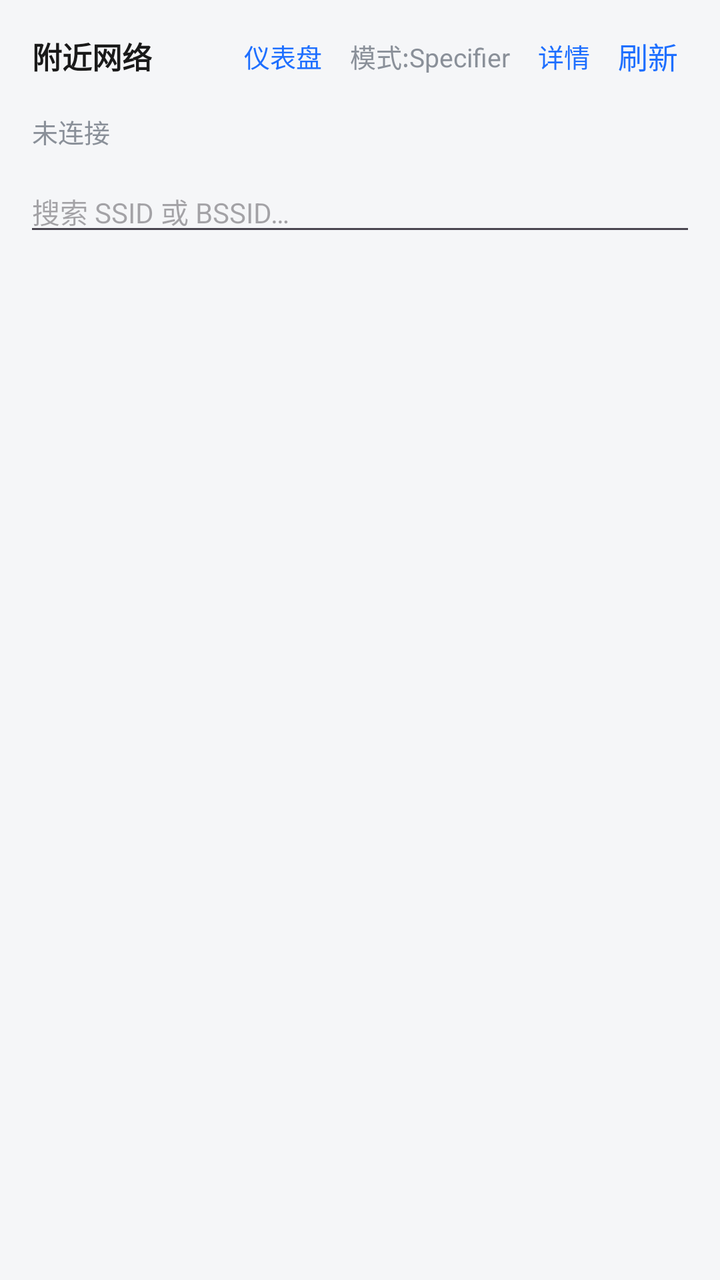
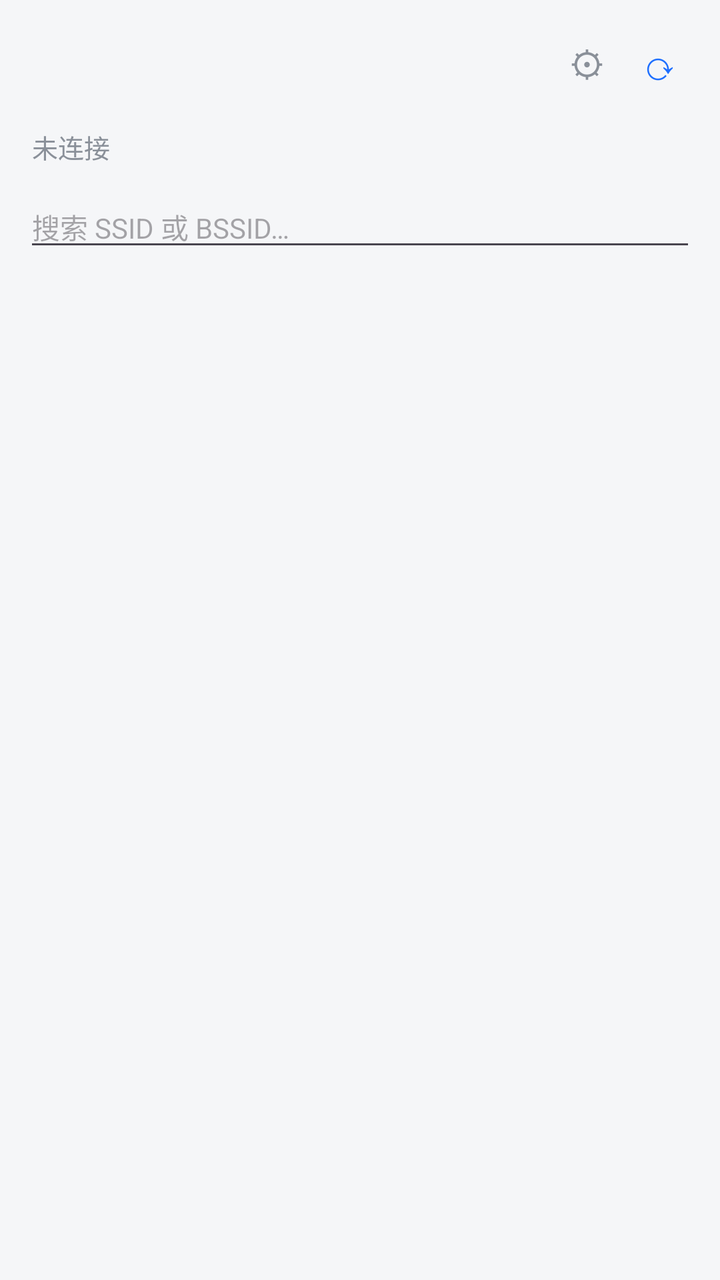

The first picture is an Android layout as it rendered before a commit; the second is the same layout after the commit. The layout source and the unified diff follow.
<!-- AndroidManifest.xml: application theme Theme.BssidConnect -->
<!-- res/layout/activity_main.xml -->
<?xml version="1.0" encoding="utf-8"?>
<LinearLayout xmlns:android="http://schemas.android.com/apk/res/android"
    android:layout_width="match_parent"
    android:layout_height="match_parent"
    android:orientation="vertical"
    android:fitsSystemWindows="true"
    android:background="@color/bg_gray">

    <LinearLayout
        android:layout_width="match_parent"
        android:layout_height="wrap_content"
        android:orientation="horizontal"
        android:gravity="center_vertical"
        android:paddingHorizontal="16dp"
        android:paddingVertical="12dp">

        <TextView
            android:id="@+id/tvTitle"
            android:layout_width="0dp"
            android:layout_height="wrap_content"
            android:layout_weight="1"
            android:text="附近网络"
            android:textColor="@color/text_primary"
            android:textSize="15sp"
            android:textStyle="bold"
            android:maxLines="1"
            android:ellipsize="end" />

        <ProgressBar
            android:id="@+id/progressScan"
            android:layout_width="24dp"
            android:layout_height="24dp"
            android:visibility="gone" />

        <TextView
            android:id="@+id/btnDash"
            android:layout_width="wrap_content"
            android:layout_height="wrap_content"
            android:padding="5dp"
            android:layout_marginEnd="4dp"
            android:text="仪表盘"
            android:textColor="@color/primary"
            android:textSize="13sp" />

        <TextView
            android:id="@+id/btnMode"
            android:layout_width="wrap_content"
            android:layout_height="wrap_content"
            android:padding="5dp"
            android:layout_marginEnd="4dp"
            android:text="模式:Specifier"
            android:textColor="@color/text_secondary"
            android:textSize="13sp" />

        <TextView
            android:id="@+id/btnUnlock"
            android:layout_width="wrap_content"
            android:layout_height="wrap_content"
            android:padding="5dp"
            android:layout_marginEnd="4dp"
            android:text="解锁"
            android:textColor="@color/unlock_red"
            android:textSize="13sp"
            android:visibility="gone" />

        <TextView
            android:id="@+id/btnInfo"
            android:layout_width="wrap_content"
            android:layout_height="wrap_content"
            android:padding="5dp"
            android:layout_marginEnd="4dp"
            android:text="详情"
            android:textColor="@color/primary"
            android:textSize="13sp" />

        <TextView
            android:id="@+id/btnScan"
            android:layout_width="wrap_content"
            android:layout_height="wrap_content"
            android:padding="5dp"
            android:text="刷新"
            android:textColor="@color/primary"
            android:textSize="15sp" />
    </LinearLayout>

    <TextView
        android:id="@+id/tvStatus"
        android:layout_width="match_parent"
        android:layout_height="wrap_content"
        android:paddingHorizontal="16dp"
        android:paddingBottom="4dp"
        android:textColor="@color/text_secondary"
        android:textSize="13sp"
        android:text="未连接" />

    <EditText
        android:id="@+id/etSearch"
        android:layout_width="match_parent"
        android:layout_height="wrap_content"
        android:layout_marginHorizontal="12dp"
        android:layout_marginTop="6dp"
        android:hint="搜索 SSID 或 BSSID…"
        android:imeOptions="actionDone"
        android:inputType="text"
        android:maxLines="1"
        android:textSize="14sp" />

    <TextView
        android:id="@+id/tvPerm"
        android:layout_width="match_parent"
        android:layout_height="wrap_content"
        android:padding="16dp"
        android:gravity="center"
        android:text="需要「附近设备/位置」权限才能扫描 Wi-Fi\n点击此处授权"
        android:textColor="@color/text_secondary"
        android:textSize="14sp"
        android:visibility="gone" />

    
    <LinearLayout
        android:id="@+id/dashPanel"
        android:layout_width="match_parent"
        android:layout_height="wrap_content"
        android:orientation="vertical"
        android:layout_marginHorizontal="12dp"
        android:layout_marginTop="6dp"
        android:padding="16dp"
        android:background="@color/dash_panel_bg"
        android:visibility="gone">

        <LinearLayout
            android:layout_width="match_parent"
            android:layout_height="wrap_content"
            android:orientation="horizontal">

            <LinearLayout
                android:layout_width="0dp"
                android:layout_height="wrap_content"
                android:layout_weight="1"
                android:orientation="vertical"
                android:gravity="center">

                <TextView
                    android:id="@+id/dashRssi"
                    android:layout_width="wrap_content"
                    android:layout_height="wrap_content"
                    android:text="--"
                    android:textColor="@color/dash_rssi_ok"
                    android:textSize="30sp"
                    android:textStyle="bold" />

                <TextView
                    android:layout_width="wrap_content"
                    android:layout_height="wrap_content"
                    android:text="信号 dBm"
                    android:textColor="@color/text_secondary"
                    android:textSize="11sp" />
            </LinearLayout>

            <LinearLayout
                android:layout_width="0dp"
                android:layout_height="wrap_content"
                android:layout_weight="1"
                android:orientation="vertical"
                android:gravity="center">

                <TextView
                    android:id="@+id/dashRtt"
                    android:layout_width="wrap_content"
                    android:layout_height="wrap_content"
                    android:text="--"
                    android:textColor="@color/dash_rtt_ok"
                    android:textSize="30sp"
                    android:textStyle="bold" />

                <TextView
                    android:layout_width="wrap_content"
                    android:layout_height="wrap_content"
                    android:text="延迟 ms"
                    android:textColor="@color/text_secondary"
                    android:textSize="11sp" />
            </LinearLayout>

            <LinearLayout
                android:layout_width="0dp"
                android:layout_height="wrap_content"
                android:layout_weight="1"
                android:orientation="vertical"
                android:gravity="center">

                <TextView
                    android:id="@+id/dashSpeed"
                    android:layout_width="wrap_content"
                    android:layout_height="wrap_content"
                    android:text="--"
                    android:textColor="@color/dash_speed"
                    android:textSize="30sp"
                    android:textStyle="bold" />

                <TextView
                    android:layout_width="wrap_content"
                    android:layout_height="wrap_content"
                    android:text="速率 Mbps"
                    android:textColor="@color/text_secondary"
                    android:textSize="11sp" />
            </LinearLayout>
        </LinearLayout>

        <LinearLayout
            android:layout_width="match_parent"
            android:layout_height="wrap_content"
            android:orientation="horizontal"
            android:layout_marginTop="8dp"
            android:gravity="center_vertical">

            <TextView
                android:id="@+id/dashLink"
                android:layout_width="0dp"
                android:layout_height="wrap_content"
                android:layout_weight="1"
                android:textColor="@color/text_secondary"
                android:textSize="12sp"
                android:text="链路：--" />

            <TextView
                android:id="@+id/btnDashHide"
                android:layout_width="wrap_content"
                android:layout_height="wrap_content"
                android:padding="6dp"
                android:text="收起"
                android:textColor="@color/primary"
                android:textSize="12sp" />
        </LinearLayout>

        <com.dev.bssidconnect.TrendViewProxy
            android:id="@+id/dashTrend"
            android:layout_width="match_parent"
            android:layout_height="220dp"
            android:layout_marginTop="8dp" />
    </LinearLayout>

    <androidx.recyclerview.widget.RecyclerView
        android:id="@+id/recycler"
        android:layout_width="match_parent"
        android:layout_height="match_parent"
        android:clipToPadding="false"
        android:paddingBottom="16dp" />
</LinearLayout>
<!-- resources referenced by this layout -->
<resources>
  <color name="bg_gray">#F5F6F8</color>
  <color name="dash_panel_bg">#F5F6F8</color>
  <color name="dash_rssi_ok">#2E7D32</color>
  <color name="dash_rtt_ok">#1565C0</color>
  <color name="dash_speed">#E65100</color>
  <color name="primary">#1E6FFF</color>
  <color name="text_primary">#1A1A1A</color>
  <color name="text_secondary">#8A9099</color>
  <color name="unlock_red">#D32F2F</color>
  <style name="Theme.BssidConnect" parent="Theme.Material3.DayNight.NoActionBar">
          <item name="colorPrimary">@color/primary</item>
          <item name="colorOnPrimary">@color/white</item>
          <item name="android:statusBarColor">@color/primary</item>
      </style>
  <color name="white">#FFFFFF</color>
</resources>

<!-- the commit's change to res/layout/activity_main.xml (unified diff, before → after) -->
@@ -11,76 +11,55 @@
         android:layout_height="wrap_content"
         android:orientation="horizontal"
         android:gravity="center_vertical"
-        android:paddingHorizontal="16dp"
-        android:paddingVertical="12dp">
-
-        <TextView
-            android:id="@+id/tvTitle"
-            android:layout_width="0dp"
-            android:layout_height="wrap_content"
-            android:layout_weight="1"
-            android:text="附近网络"
-            android:textColor="@color/text_primary"
-            android:textSize="15sp"
-            android:textStyle="bold"
-            android:maxLines="1"
-            android:ellipsize="end" />
+        android:paddingHorizontal="12dp"
+        android:paddingVertical="10dp">
 
         <ProgressBar
             android:id="@+id/progressScan"
-            android:layout_width="24dp"
-            android:layout_height="24dp"
+            android:layout_width="22dp"
+            android:layout_height="22dp"
+            android:layout_marginEnd="8dp"
             android:visibility="gone" />
 
-        <TextView
-            android:id="@+id/btnDash"
-            android:layout_width="wrap_content"
-            android:layout_height="wrap_content"
-            android:padding="5dp"
-            android:layout_marginEnd="4dp"
-            android:text="仪表盘"
-            android:textColor="@color/primary"
-            android:textSize="13sp" />
-
-        <TextView
-            android:id="@+id/btnMode"
-            android:layout_width="wrap_content"
-            android:layout_height="wrap_content"
-            android:padding="5dp"
-            android:layout_marginEnd="4dp"
-            android:text="模式:Specifier"
-            android:textColor="@color/text_secondary"
-            android:textSize="13sp" />
+        
 
         <TextView
             android:id="@+id/btnUnlock"
-            android:layout_width="wrap_content"
-            android:layout_height="wrap_content"
+            android:layout_width="0dp"
+            android:layout_height="wrap_content"
+            android:layout_weight="1"
             android:padding="5dp"
-            android:layout_marginEnd="4dp"
-            android:text="解锁"
+            android:text="● 已锁定目标"
             android:textColor="@color/unlock_red"
             android:textSize="13sp"
+            android:maxLines="1"
+            android:ellipsize="end"
             android:visibility="gone" />
 
+        <View
+            android:id="@+id/topSpacer"
+            android:layout_width="0dp"
+            android:layout_height="1dp"
+            android:layout_weight="1" />
+
         <TextView
-            android:id="@+id/btnInfo"
+            android:id="@+id/btnMore"
             android:layout_width="wrap_content"
             android:layout_height="wrap_content"
-            android:padding="5dp"
-            android:layout_marginEnd="4dp"
-            android:text="详情"
-            android:textColor="@color/primary"
-            android:textSize="13sp" />
+            android:padding="8dp"
+            android:text="⚙"
+            android:textColor="@color/text_secondary"
+            android:textSize="18sp" />
 
         <TextView
             android:id="@+id/btnScan"
             android:layout_width="wrap_content"
             android:layout_height="wrap_content"
-            android:padding="5dp"
-            android:text="刷新"
+            android:padding="8dp"
+            android:layout_marginStart="2dp"
+            android:text="⟳"
             android:textColor="@color/primary"
-            android:textSize="15sp" />
+            android:textSize="20sp" />
     </LinearLayout>
 
     <TextView
<!-- resource entries referenced after the edit -->
@@ -6,7 +6,6 @@
   <color name="dash_rtt_ok">#1565C0</color>
   <color name="dash_speed">#E65100</color>
   <color name="primary">#1E6FFF</color>
-  <color name="text_primary">#1A1A1A</color>
   <color name="text_secondary">#8A9099</color>
   <color name="unlock_red">#D32F2F</color>
   <style name="Theme.BssidConnect" parent="Theme.Material3.DayNight.NoActionBar">
